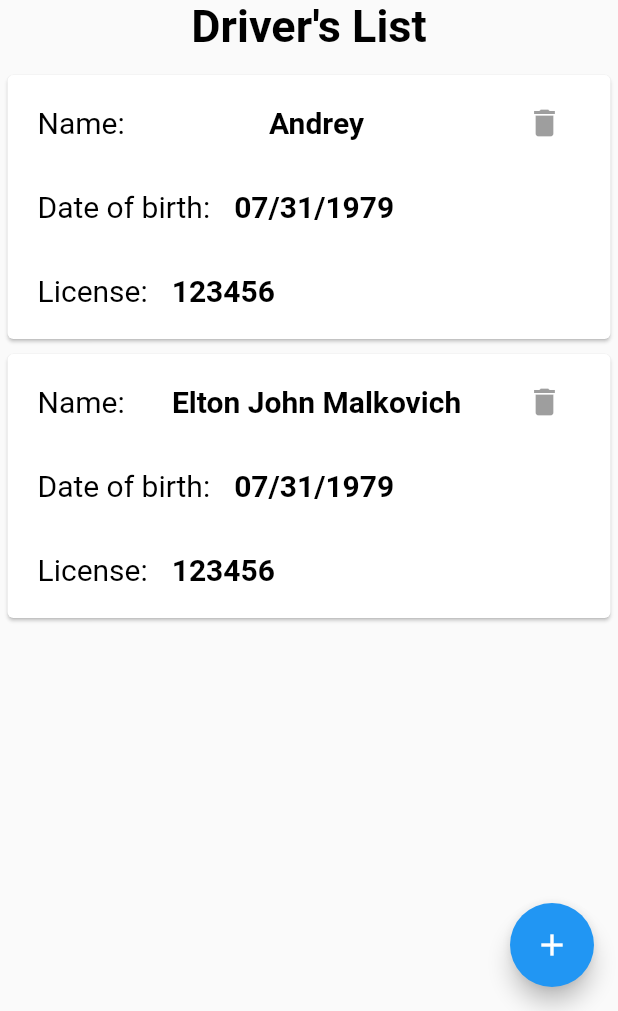
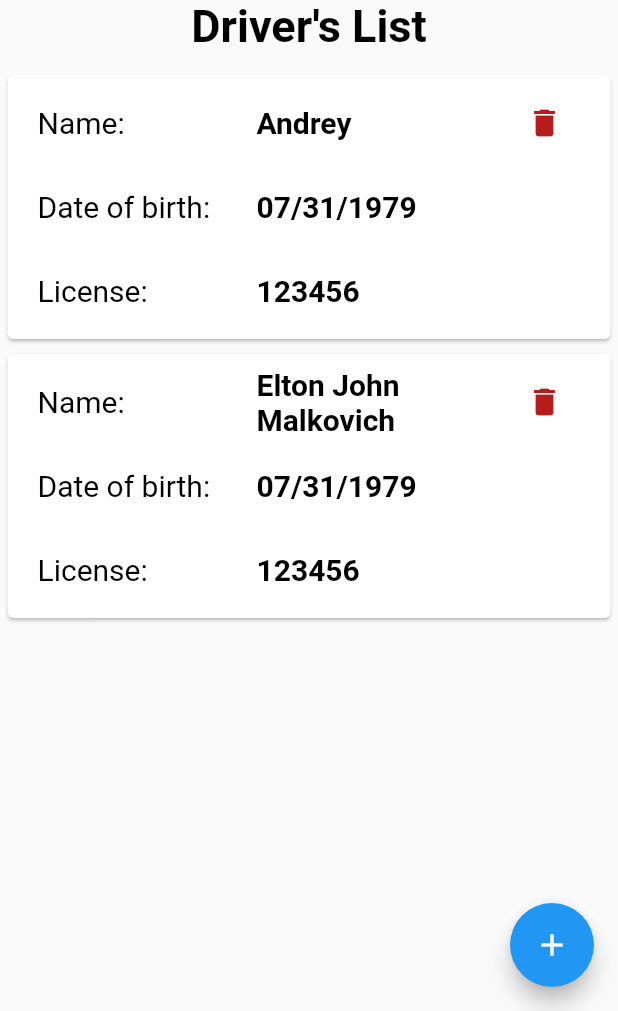
Before and after one commit to Flight552/truckassure, a Flutter app: the screen it shows after launch, on a phone screen of 412 x 824 dp, the part 225-1236 px from its top. Run offline on Flutter 3.47's test engine with Material 2 defaults, Android fonts, the phone set to English and light mode, and no system bars; our stand-ins replace google_fonts.

Commit message:
added default text and finalize list

```diff
--- a/lib/widgets/company_widget.dart
+++ b/lib/widgets/company_widget.dart
@@ -1,7 +1,7 @@
 import 'package:flutter/material.dart';
 import 'package:truckassure/widgets/default/image_container.dart';
 import 'package:truckassure/widgets/default/title_container.dart';
-import 'package:truckassure/widgets/default/text.dart';
+import 'package:truckassure/widgets/default/text_field.dart';
 import 'package:truckassure/utils/utils.dart';
 import 'package:truckassure/models/company_details_data.dart';
 
--- /dev/null
+++ b/lib/widgets/default/text_simple.dart
@@ -0,0 +1,17 @@
+import 'package:flutter/material.dart';
+
+class SimpleText extends StatelessWidget {
+  final String text;
+  final double size;
+  final FontWeight weight;
+  SimpleText({this.text, this.size, this.weight});
+  @override
+  Widget build(BuildContext context) {
+    return Text(text,
+        textAlign: TextAlign.left,
+        style: TextStyle(
+            color: Colors.black,
+            fontSize: size,
+            fontWeight: weight != null ? weight : FontWeight.normal));
+  }
+}
--- a/lib/widgets/drivers_details_widget.dart
+++ b/lib/widgets/drivers_details_widget.dart
@@ -1,7 +1,7 @@
 import 'package:flutter/material.dart';
 import 'package:truckassure/utils/utils.dart';
 import 'package:truckassure/widgets/default/image_container.dart';
-import 'package:truckassure/widgets/default/text.dart';
+import 'package:truckassure/widgets/default/text_field.dart';
 import 'package:truckassure/widgets/default/title_container.dart';
 import 'package:truckassure/models/drivers_details_data.dart';
 
--- a/lib/widgets/drivers_list.dart
+++ b/lib/widgets/drivers_list.dart
@@ -1,8 +1,8 @@
 import 'package:flutter/material.dart';
 import 'package:truckassure/models/drivers_details_data.dart';
 import 'package:truckassure/widgets/default/image_container.dart';
+import 'package:truckassure/widgets/default/text_simple.dart';
 import 'package:truckassure/widgets/default/title_container.dart';
-import 'package:truckassure/widgets/default/text.dart';
 
 class DriversList extends StatelessWidget {
   final List<DriversDetailsData> list;
@@ -33,59 +33,51 @@
                                           child: Column(
                                             children: [
                                               ListTile(
-                                                leading: Text(
-                                                  "Name:",
-                                                  style: TextStyle(
-                                                      fontSize: 20,
-                                                      color: Colors.black),
-                                                ),
-                                                title: Text(
-                                                  "${list[index].name}",
-                                                  textAlign: TextAlign.center,
-                                                  style: TextStyle(
-                                                      color: Colors.black,
-                                                      fontSize: 20,
-                                                      fontWeight:
-                                                          FontWeight.bold),
+                                                leading: Container(
+                                                    width: 130,
+                                                    child: SimpleText(
+                                                        text: "Name:",
+                                                        size: 20,
+                                                        weight: null)),
+                                                title: SimpleText(
+                                                  text: "${list[index].name}",
+                                                  size: 20,
+                                                  weight: FontWeight.bold,
                                                 ),
                                                 trailing: IconButton(
                                                   icon: Icon(Icons.delete),
-                                                  color: Colors.red,
+                                                  color: Colors.red[900],
+                                                  splashColor: Colors.red,
+                                                  onPressed: () {},
                                                 ),
                                               ),
                                               ListTile(
-                                                leading: Text(
-                                                  "Date of birth:",
-                                                  textAlign: TextAlign.end,
-                                                  style: TextStyle(
-                                                      fontSize: 20,
-                                                      color: Colors.black),
-                                                ),
-                                                title: Text(
-                                                  "${list[index].dateOfBirth}",
-                                                  style: TextStyle(
-                                                      fontSize: 20,
-                                                      color: Colors.black,
-                                                      fontWeight:
-                                                          FontWeight.bold),
-                                                ),
-                                              ),
+                                                  leading: Container(
+                                                      width: 130,
+                                                      child: SimpleText(
+                                                          text:
+                                                              "Date of birth:",
+                                                          size: 20,
+                                                          weight: null)),
+                                                  title: SimpleText(
+                                                    text:
+                                                        "${list[index].dateOfBirth}",
+                                                    size: 20,
+                                                    weight: FontWeight.bold,
+                                                  )),
                                               ListTile(
-                                                leading: Text(
-                                                  "License:",
-                                                  style: TextStyle(
-                                                      fontSize: 20,
-                                                      color: Colors.black),
-                                                ),
-                                                title: Text(
-                                                  "${list[index].license}",
-                                                  style: TextStyle(
-                                                      fontSize: 20,
-                                                      color: Colors.black,
-                                                      fontWeight:
-                                                          FontWeight.bold),
-                                                ),
-                                              )
+                                                  leading: Container(
+                                                      width: 130,
+                                                      child: SimpleText(
+                                                          text: "License:",
+                                                          size: 20,
+                                                          weight: null)),
+                                                  title: SimpleText(
+                                                    text:
+                                                        "${list[index].license}",
+                                                    size: 20,
+                                                    weight: FontWeight.bold,
+                                                  ))
                                             ],
                                           )),
                                     ],
@@ -100,7 +92,11 @@
         ),
       ),
       floatingActionButtonLocation: FloatingActionButtonLocation.endFloat,
-      floatingActionButton: FloatingActionButton(child: Icon(Icons.add)),
+      floatingActionButton: FloatingActionButton(
+        child: Icon(Icons.add),
+        autofocus: false,
+        onPressed: () {},
+      ),
     );
   }
 }
```
Also changed, not shown: lib/widgets/default/text_field.dart (renamed from lib/widgets/default/text.dart).
